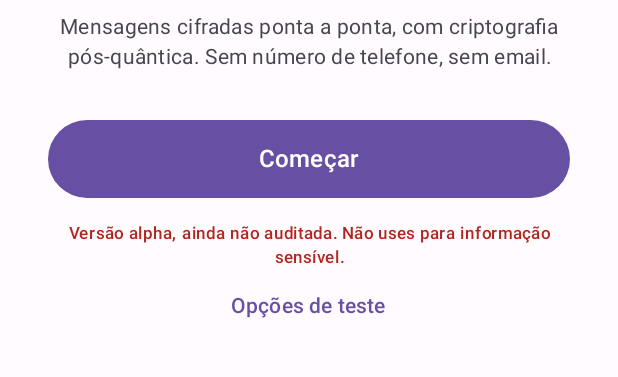
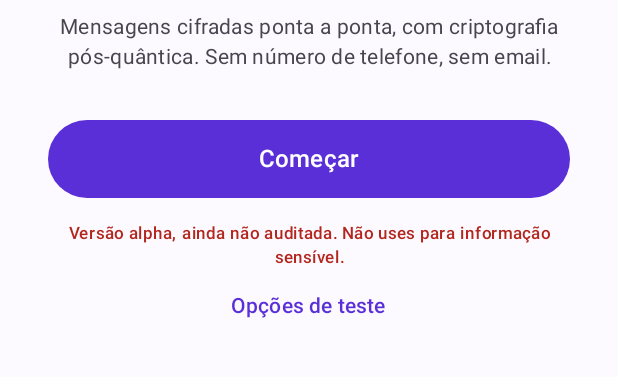
Before and after one commit to moral666/QT, an Android app built with Jetpack Compose: the screen it shows after launch (MainActivity), after a tap on "OK", on a phone screen of 412 x 824 dp, the part 564-941 px from its top. Run offline under Robolectric (Android 15) with nearby library versions, the phone set to English and light mode, and no system bars; libraries missing offline, so code that uses them is left out: androidx.core.content, androidx.fragment.app, kotlin.math.abs, kotlin.math.cos, kotlin.math.sin and 5 more; network calls fail; pictures from the network do not load; 4 statements that could not run were skipped.

Commit message:
tema: roxo galatico, mais escuro e mais vivo, com barra de topo estrelada
- Roxo principal #5A2FD8 (antes #6750A4); tema escuro em azul-noite (#120E1F).
- Barra de topo com gradiente do indigo noturno ao violeta e estrelas
  pequenas sempre nas mesmas posicoes.
- Fundo do chat e bolhas ajustados ao tom novo, claro e escuro.
- Android e iPhone iguais.

Co-Authored-By: Claude Opus 5.5 <noreply@anthropic.com>
Claude-Session: https://claude.ai/code/session_01BRAEaBT3qDfdZt6YJiPfxk

```diff
--- a/android/app/src/main/java/pt/qt/app/Theme.kt
+++ b/android/app/src/main/java/pt/qt/app/Theme.kt
@@ -12,34 +12,36 @@ import androidx.compose.ui.graphics.Color
 /** Nome da app (titulo, ecra inicial). O nome no telemovel vem do AndroidManifest. */
 const val APP_NAME = "SEALER"
 
-/** Roxo da marca (o mesmo tom que a app ja usava). */
-private val Purple = Color(0xFF6750A4)
-private val PurpleDark = Color(0xFF4F378B)
+/** Roxo "galatico" da marca: mais escuro e mais vivo que o roxo Material original. */
+private val Purple = Color(0xFF5A2FD8)
+private val PurpleDark = Color(0xFF4A24B8)
 
 private val LightScheme = lightColorScheme(
     primary = Purple,
     onPrimary = Color.White,
-    primaryContainer = Color(0xFFEADDFF),
-    onPrimaryContainer = Color(0xFF21005D),
-    secondary = Color(0xFF625B71),
-    background = Color(0xFFFFFBFE),
-    surface = Color(0xFFFFFBFE),
+    primaryContainer = Color(0xFFE6DCFF),
+    onPrimaryContainer = Color(0xFF1E0B5C),
+    secondary = Color(0xFF5F5873),
+    background = Color(0xFFFCFAFF),
+    surface = Color(0xFFFCFAFF),
 )
 
 private val DarkScheme = darkColorScheme(
-    primary = Color(0xFFD0BCFF),
-    onPrimary = Color(0xFF381E72),
+    primary = Color(0xFFB79CFF),
+    onPrimary = Color(0xFF2A0C7A),
     primaryContainer = PurpleDark,
     onPrimaryContainer = Color(0xFFEADDFF),
-    secondary = Color(0xFFCCC2DC),
-    background = Color(0xFF141218),
-    surface = Color(0xFF141218),
+    secondary = Color(0xFFCBC2E0),
+    background = Color(0xFF120E1F),
+    surface = Color(0xFF120E1F),
 )
 
 /** Cores especificas do mensageiro (barra, fundo do chat, bolhas, visto). */
 @Immutable
 data class ChatColors(
     val topBar: Color,
+    /** Fundo da barra de topo: gradiente "galaxia" (do indigo noturno ao violeta), com estrelas. */
+    val topBarGradient: List<Color>,
     val onTopBar: Color,
     val chatBackground: Color,
     val outgoingBubble: Color,
@@ -56,10 +58,11 @@ private val Avatars = listOf(
 )
 
 private val LightChat = ChatColors(
-    topBar = Purple,
+    topBar = Color(0xFF4321B0),
+    topBarGradient = listOf(Color(0xFF1E1052), Color(0xFF4321B0), Color(0xFF7038F0)),
     onTopBar = Color.White,
-    chatBackground = Color(0xFFF1ECF8),
-    outgoingBubble = Color(0xFFE3D7FF),
+    chatBackground = Color(0xFFEFEAFB),
+    outgoingBubble = Color(0xFFDCCDFF),
     incomingBubble = Color.White,
     bubbleText = Color(0xFF1C1B1F),
     bubbleMeta = Color(0xFF6E6A75),
@@ -68,11 +71,12 @@ private val LightChat = ChatColors(
 )
 
 private val DarkChat = ChatColors(
-    topBar = Color(0xFF2B2534),
-    onTopBar = Color(0xFFEDE6F7),
-    chatBackground = Color(0xFF17141C),
+    topBar = Color(0xFF22105E),
+    topBarGradient = listOf(Color(0xFF0E0828), Color(0xFF22105E), Color(0xFF3A1C96)),
+    onTopBar = Color(0xFFF1EAFF),
+    chatBackground = Color(0xFF0F0B1C),
     outgoingBubble = PurpleDark,
-    incomingBubble = Color(0xFF2B2930),
+    incomingBubble = Color(0xFF231C36),
     bubbleText = Color(0xFFEDE6F7),
     bubbleMeta = Color(0xFFB9B2C4),
     readTick = Color(0xFF53BDEB),
```
Also changed, not shown: android/app/src/main/java/pt/qt/app/MainActivity.kt (+24 -1 lines), 2 other files.
